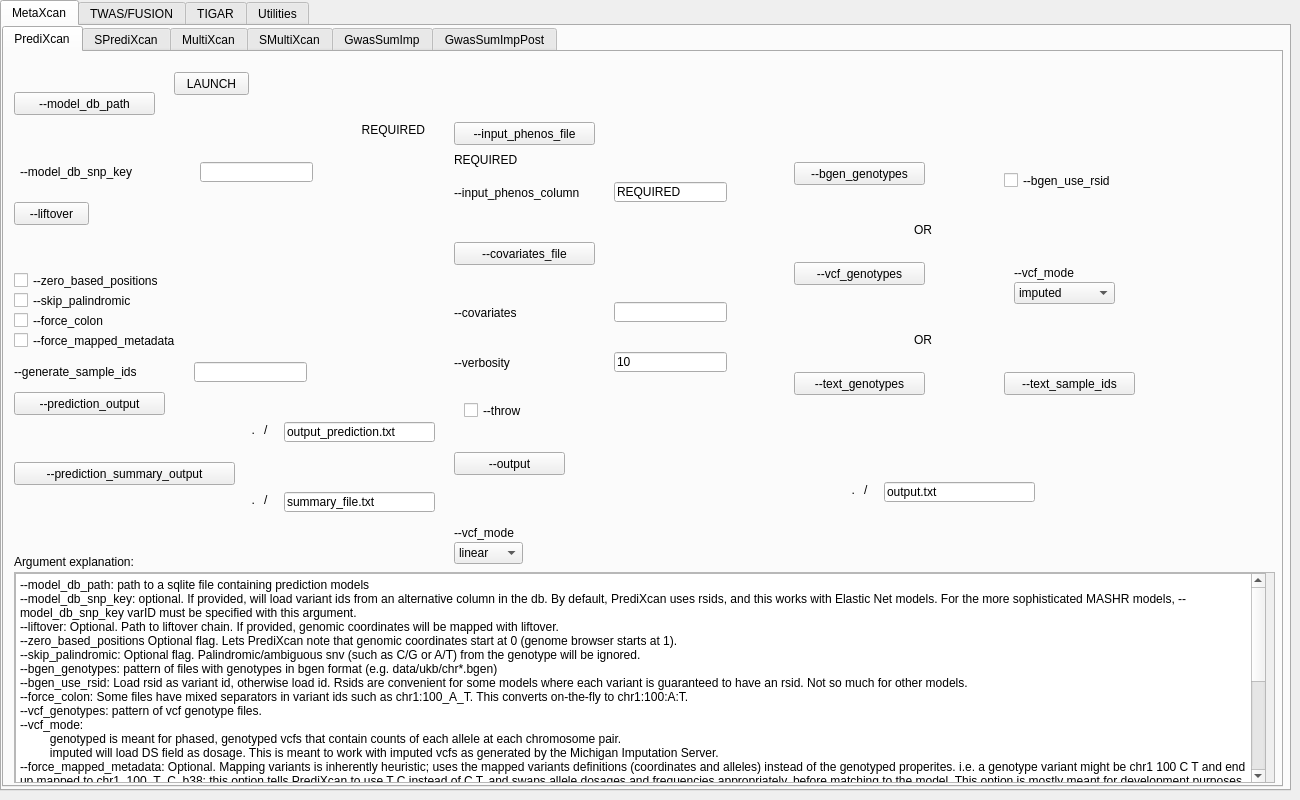
Qt form view/App_View.ui (sgrzegorz/imputation_methods_comparison) before a commit.
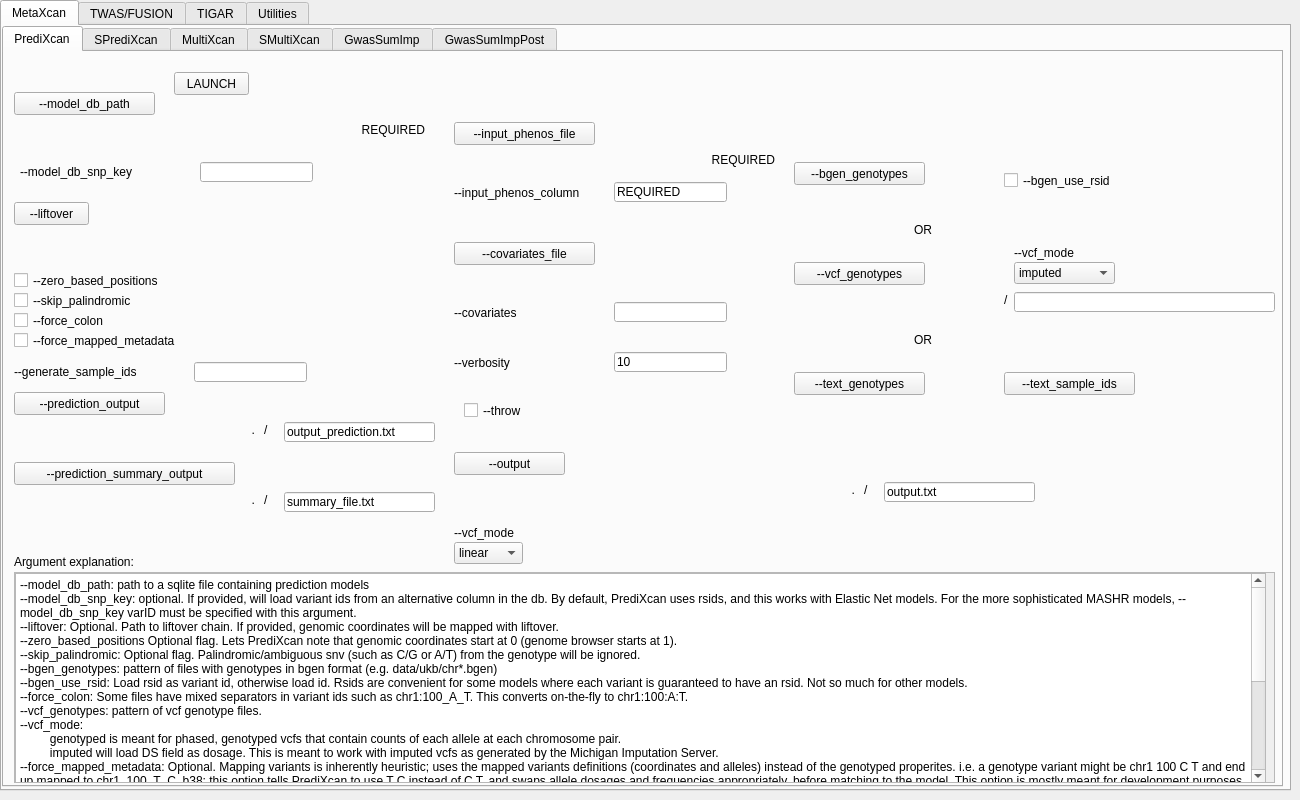
The same form after that commit. The open tabs and pages were chosen to show the change.

```diff
--- a/view/App_View.ui
+++ b/view/App_View.ui
@@ -212,7 +212,7 @@
         <property name="geometry">
          <rect>
           <x>1010</x>
-          <y>230</y>
+          <y>210</y>
           <width>101</width>
           <height>22</height>
          </rect>
@@ -232,7 +232,7 @@
         <property name="geometry">
          <rect>
           <x>1010</x>
-          <y>210</y>
+          <y>190</y>
           <width>81</width>
           <height>21</height>
          </rect>
@@ -288,7 +288,7 @@
          <rect>
           <x>790</x>
           <y>240</y>
-          <width>211</width>
+          <width>201</width>
           <height>16</height>
          </rect>
         </property>
@@ -485,13 +485,16 @@
          <rect>
           <x>450</x>
           <y>100</y>
-          <width>181</width>
+          <width>321</width>
           <height>16</height>
          </rect>
         </property>
         <property name="text">
          <string>REQUIRED</string>
         </property>
+        <property name="alignment">
+         <set>Qt::AlignRight|Qt::AlignTrailing|Qt::AlignVCenter</set>
+        </property>
        </widget>
        <widget class="QPushButton" name="MPXPHEN">
         <property name="geometry">
@@ -828,6 +831,32 @@
          <string>Argument explanation:</string>
         </property>
        </widget>
+       <widget class="QLineEdit" name="MPXVCFFILE">
+        <property name="geometry">
+         <rect>
+          <x>1010</x>
+          <y>240</y>
+          <width>261</width>
+          <height>20</height>
+         </rect>
+        </property>
+        <property name="text">
+         <string/>
+        </property>
+       </widget>
+       <widget class="QLabel" name="MPXPHENLABEL_21">
+        <property name="geometry">
+         <rect>
+          <x>1000</x>
+          <y>240</y>
+          <width>16</width>
+          <height>16</height>
+         </rect>
+        </property>
+        <property name="text">
+         <string>/</string>
+        </property>
+       </widget>
       </widget>
       <widget class="QWidget" name="tab_5">
        <attribute name="title">
```
Left out of the diff: 4 changed lines with no effect on the pictures.
